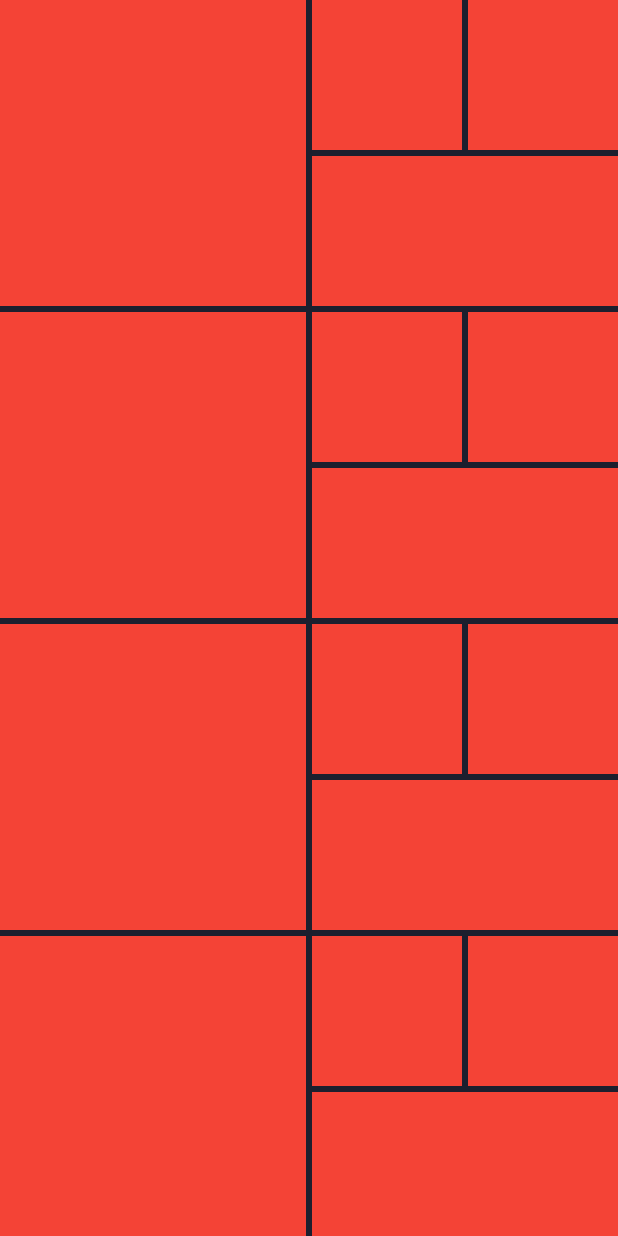
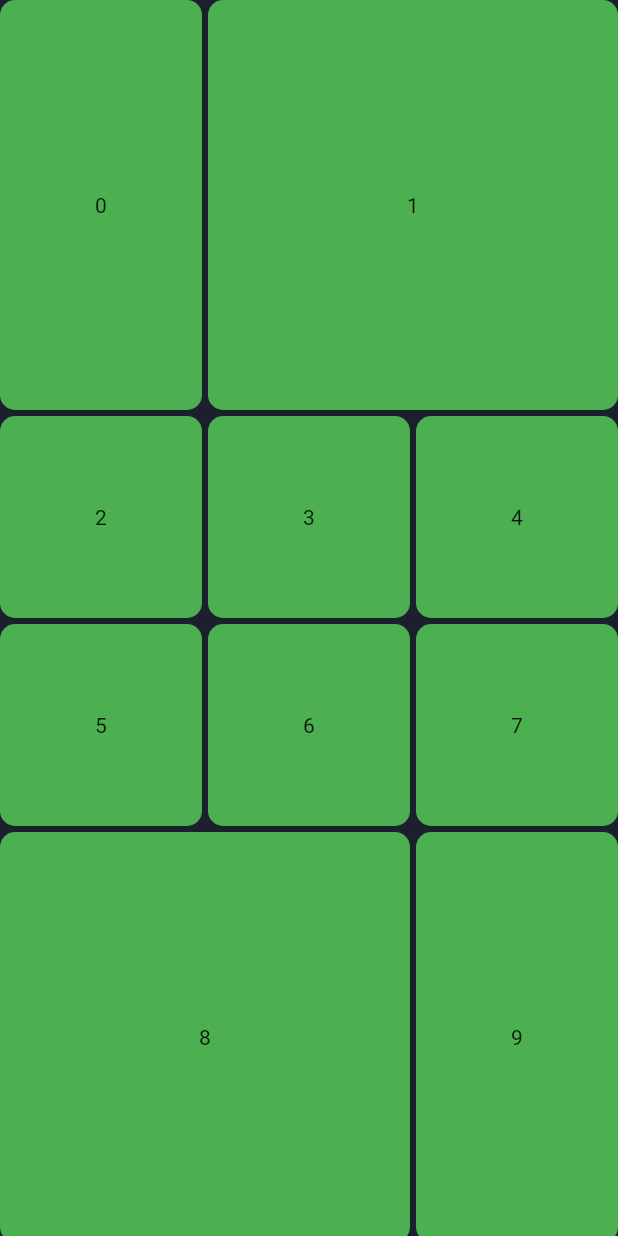
Before and after one commit to amirahmadadibi/instagram_clone, a Flutter app: the screen it shows after launch, on a phone screen of 412 x 824 dp. Run offline on Flutter 3.47's test engine with Material 2 defaults, Android fonts, the phone set to English and light mode, and no system bars; our stand-ins replace dotted_border.

Commit message:
week11 E45 make grid that we want

```diff
--- a/lib/screens/search_screen.dart
+++ b/lib/screens/search_screen.dart
@@ -11,22 +11,28 @@ class SearchScreen extends StatelessWidget {
       body: SafeArea(
         child: GridView.custom(
           gridDelegate: SliverQuiltedGridDelegate(
-              crossAxisCount: 4,
+              crossAxisCount: 3,
               mainAxisSpacing: 4,
               crossAxisSpacing: 4,
+              repeatPattern: QuiltedGridRepeatPattern.inverted,
               pattern: [
+                QuiltedGridTile(2, 1),
                 QuiltedGridTile(2, 2),
                 QuiltedGridTile(1, 1),
                 QuiltedGridTile(1, 1),
-                QuiltedGridTile(1, 2),
+                QuiltedGridTile(1, 1),
               ]),
-          childrenDelegate: SliverChildBuilderDelegate(
-            ((context, index) {
-              return Container(
-                color: Colors.red,
-              );
-            }),
-          ),
+          childrenDelegate: SliverChildBuilderDelegate(((context, index) {
+            return Container(
+              decoration: BoxDecoration(
+                color: Colors.green,
+                borderRadius: BorderRadius.all(
+                  Radius.circular(10),
+                ),
+              ),
+              child: Center(child: Text('$index')),
+            );
+          }), childCount: 40),
         ),
       ),
     );
```
